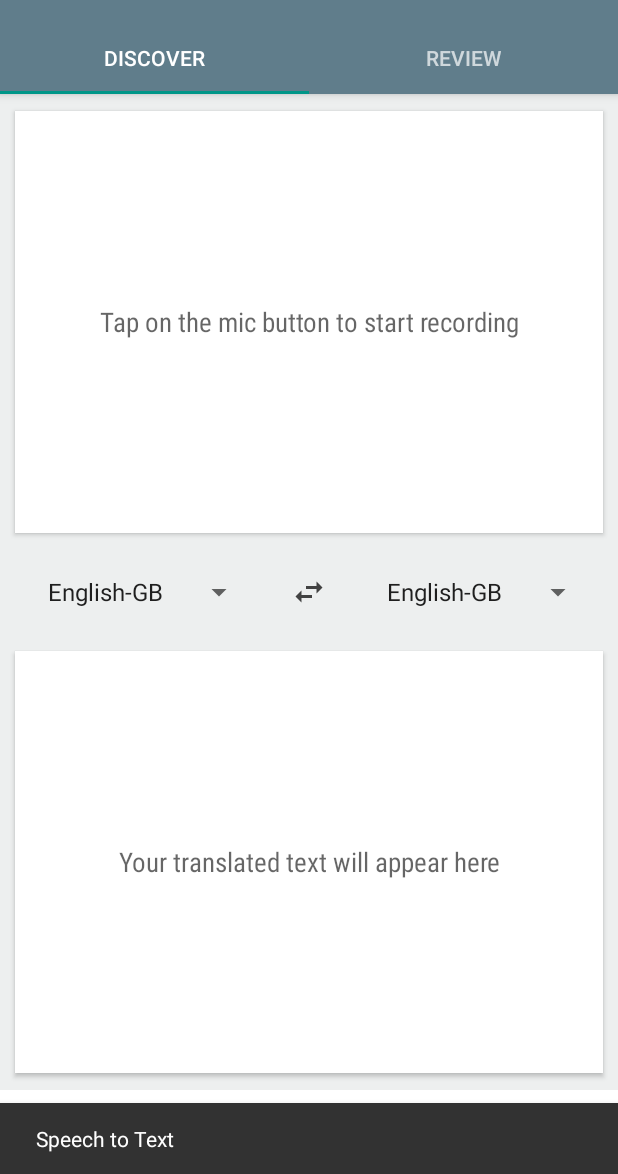
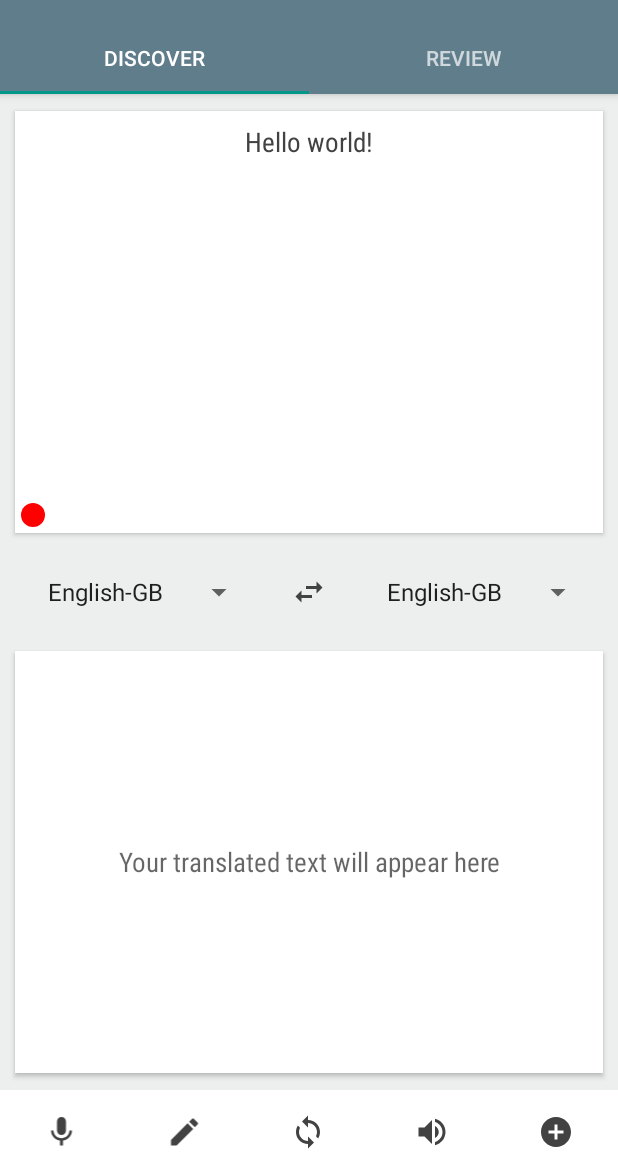
Before and after one commit to TheBoyMoe/translate-this-demo, an Android app: the screen it shows after launch (MainActivity), after a tap on an icon or button, on a phone screen of 412 x 824 dp, the part 62-1236 px from its top. Run offline under Robolectric (Android 15) with nearby library versions, the phone set to English and light mode, and no system bars; our stand-ins replace Timber; libraries missing offline, so code that uses them is left out: com.facebook.stetho, com.microsoft.projectoxford; 2 statements that could not run were skipped.

Commit message:
update discover ui to show 'record light'. update presenter/view to update record icon and original text fields

```diff
--- a/app/src/main/AndroidManifest.xml
+++ b/app/src/main/AndroidManifest.xml
@@ -2,6 +2,9 @@
 <manifest xmlns:android="http://schemas.android.com/apk/res/android"
           xmlns:tools="http://schemas.android.com/tools"
           package="com.example.translatethis">
+
+    <uses-permission android:name="android.permission.ACCESS_NETWORK_STATE"/>
+    <uses-permission android:name="android.permission.INTERNET"/>
 
     <application
         android:allowBackup="true"
--- a/app/src/main/java/com/example/translatethis/main/MainActivity.java
+++ b/app/src/main/java/com/example/translatethis/main/MainActivity.java
@@ -21,7 +21,8 @@ public class MainActivity extends AppCompatActivity implements
     // impl of DiscoverFragment contract
     @Override
     public void showDiscoverMessage(String message) {
-        Utils.showSnackbar(mLayout, message);
+        // Utils.showSnackbar(mLayout, message);
+        Utils.showToast(this, message);
     }
 
     // impl ReviewFragment contract
--- a/app/src/main/java/com/example/translatethis/main/discover/MainMVP.java
+++ b/app/src/main/java/com/example/translatethis/main/discover/MainMVP.java
@@ -13,11 +13,17 @@ public interface MainMVP {
         Context getAppContext();
         Context getActivityContext();
         void showMessage(String message);
+        void updateResultTextField(String update);
+        void updateTranslatedTextField(String result);
+        void recordingStarted();
+        void recordingComplete();
+        void isClientConnected(boolean result);
     }
 
     // implemented by the Presenter, available to the View
     interface ProvidedPresenterOps {
         void recordSpeech();
+        // void onCompletion();
         void editResult();
         void translateResult();
         void playResult(String filePath);
--- a/app/src/main/java/com/example/translatethis/main/discover/presenter/DiscoverPresenter.java
+++ b/app/src/main/java/com/example/translatethis/main/discover/presenter/DiscoverPresenter.java
@@ -4,18 +4,32 @@ package com.example.translatethis.main.discover.presenter;
 import android.content.Context;
 
 import com.example.translatethis.common.Constants;
+import com.example.translatethis.common.Utils;
 import com.example.translatethis.main.discover.MainMVP;
 import com.example.translatethis.model.Item;
+import com.microsoft.projectoxford.speechrecognition.ISpeechRecognitionServerEvents;
+import com.microsoft.projectoxford.speechrecognition.MicrophoneRecognitionClient;
+import com.microsoft.projectoxford.speechrecognition.RecognitionResult;
+import com.microsoft.projectoxford.speechrecognition.SpeechRecognitionMode;
 
 import java.lang.ref.WeakReference;
 
 import timber.log.Timber;
 
-public class DiscoverPresenter implements MainMVP.ProvidedPresenterOps, MainMVP.RequiredPresenterOps{
+public class DiscoverPresenter implements
+        MainMVP.ProvidedPresenterOps,
+        MainMVP.RequiredPresenterOps,
+        ISpeechRecognitionServerEvents {
 
     // cache references to the Presenter and Model
     private WeakReference<MainMVP.RequiredViewOps> mView;
     private MainMVP.ProvidedModelOps mModel;
+
+    private MicrophoneRecognitionClient mClient = null;
+    private SpeechRecognitionMode mSpeechMode = SpeechRecognitionMode.ShortPhrase;
+    private String mLanguageCode = Constants.LANGUAGE_CODES[0]; // default English-GB
+    private String mKey = Constants.PRIMARY_SUBSCRIPTION_KEY;
+    private boolean mHasStartedRecording;
 
     // constructor
     public DiscoverPresenter(MainMVP.RequiredViewOps view) {
@@ -37,8 +51,12 @@ public class DiscoverPresenter implements MainMVP.ProvidedPresenterOps, MainMVP.
     // impl contract methods
     @Override
     public void recordSpeech() {
-        // TODO
-        getView().showMessage("Speech to Text");
+        if (Utils.isClientConnected(getActivityContext())) {
+            getView().updateResultTextField("Hello world!");
+            getView().recordingStarted();
+        } else {
+            getView().isClientConnected(false);
+        }
     }
 
     @Override
@@ -99,6 +117,32 @@ public class DiscoverPresenter implements MainMVP.ProvidedPresenterOps, MainMVP.
             return null;
         }
     }
+
+    // impl of MS Speech Recognition Service
+    @Override
+    public void onPartialResponseReceived(String s) {
+
+    }
+
+    @Override
+    public void onFinalResponseReceived(RecognitionResult recognitionResult) {
+
+    }
+
+    @Override
+    public void onIntentReceived(String s) {
+
+    }
+
+    @Override
+    public void onError(int i, String s) {
+
+    }
+
+    @Override
+    public void onAudioEvent(boolean b) {
+
+    }
     // END
 
 
--- a/app/src/main/java/com/example/translatethis/main/discover/view/DiscoverFragment.java
+++ b/app/src/main/java/com/example/translatethis/main/discover/view/DiscoverFragment.java
@@ -6,6 +6,8 @@ import android.support.annotation.Nullable;
 import android.view.LayoutInflater;
 import android.view.View;
 import android.view.ViewGroup;
+import android.widget.ImageView;
+import android.widget.Spinner;
 import android.widget.TextView;
 
 import com.example.translatethis.R;
@@ -34,6 +36,35 @@ public class DiscoverFragment extends ContractFragment<DiscoverFragment.Contract
     public void showMessage(String message) {
         getContract().showDiscoverMessage(message);
     }
+
+    @Override
+    public void updateResultTextField(String update) {
+        mOriginalText.setText(update);
+    }
+
+    @Override
+    public void updateTranslatedTextField(String result) {
+
+    }
+
+    @Override
+    public void recordingStarted() {
+        mRecordIcon.setImageResource(R.drawable.ic_record_busy);
+    }
+
+    @Override
+    public void recordingComplete() {
+        mRecordIcon.setImageResource(R.drawable.ic_record_dark);
+    }
+
+    @Override
+    public void isClientConnected(boolean result) {
+        if (!result) {
+            getContract().showDiscoverMessage(getString(R.string.network_error_message));
+        }
+    }
+
+
     // END
 
     public interface Contract {
@@ -44,6 +75,10 @@ public class DiscoverFragment extends ContractFragment<DiscoverFragment.Contract
     private MainMVP.ProvidedPresenterOps mPresenter;
     private TextView mOriginalText;
     private TextView mTranslatedText;
+    private Spinner mFromSpinner;
+    private Spinner mToSpinner;
+    private ImageView mRecordIcon;
+
 
     protected StateMaintainer mStateMaintainer;
 
@@ -96,6 +131,7 @@ public class DiscoverFragment extends ContractFragment<DiscoverFragment.Contract
     private void initView(View view) {
         mOriginalText = (TextView) view.findViewById(R.id.text_original);
         mTranslatedText = (TextView) view.findViewById(R.id.text_translation);
+        mRecordIcon = (ImageView) view.findViewById(R.id.recording_icon);
         // TODO setup spinner's
     }
 
--- /dev/null
+++ b/app/src/main/res/drawable/ic_record_busy.xml
@@ -0,0 +1,9 @@
+<vector xmlns:android="http://schemas.android.com/apk/res/android"
+        android:width="24dp"
+        android:height="24dp"
+        android:viewportWidth="24.0"
+        android:viewportHeight="24.0">
+    <path
+        android:pathData="M12,12m-8,0a8,8 0,1 1,16 0a8,8 0,1 1,-16 0"
+        android:fillColor="#FFFF0000"/>
+</vector>
--- /dev/null
+++ b/app/src/main/res/drawable/ic_record_dark.xml
@@ -0,0 +1,9 @@
+<vector xmlns:android="http://schemas.android.com/apk/res/android"
+        android:width="24dp"
+        android:height="24dp"
+        android:viewportWidth="24.0"
+        android:viewportHeight="24.0">
+    <path
+        android:pathData="M12,12m-8,0a8,8 0,1 1,16 0a8,8 0,1 1,-16 0"
+        android:fillColor="#FF424242"/>
+</vector>
--- a/app/src/main/res/layout/content_discover.xml
+++ b/app/src/main/res/layout/content_discover.xml
@@ -15,6 +15,7 @@
         android:layout_weight="1"
         tools:ignore="UselessParent">
 
+
         <!-- From text -->
         <android.support.v7.widget.CardView
             style="@style/CardViewStyle"
@@ -22,11 +23,34 @@
             app:cardCornerRadius="@dimen/corner_radius"
             tools:ignore="UnusedAttribute">
 
-            <EditText
-                android:id="@+id/text_original"
-                android:hint="@string/original_text_field_hint"
-                style="@style/TextStyle.DiscoverTextViewStyle.EditText"
-                />
+            <RelativeLayout
+                android:layout_width="match_parent"
+                android:layout_height="match_parent">
+
+                <ScrollView
+                    android:paddingTop="@dimen/small"
+                    android:paddingBottom="@dimen/small"
+                    android:layout_width="match_parent"
+                    android:layout_height="match_parent">
+
+                    <EditText
+                        android:id="@+id/text_original"
+                        android:hint="@string/original_text_hint"
+                        style="@style/TextStyle.DiscoverTextViewStyle.EditText"
+                        />
+
+                </ScrollView>
+
+                <ImageView
+                    android:id="@+id/recording_icon"
+                    android:layout_alignParentBottom="true"
+                    android:src="@drawable/ic_record_dark"
+                    android:layout_width="wrap_content"
+                    android:layout_height="wrap_content"
+                    tools:ignore="ContentDescription"/>
+
+
+            </RelativeLayout>
 
         </android.support.v7.widget.CardView>
 
--- a/app/src/main/res/values/strings.xml
+++ b/app/src/main/res/values/strings.xml
@@ -11,7 +11,8 @@
     <string name="menu_title_translate">Translate</string>
     <string name="menu_title_record">Record</string>
     <string name="translated_text_hint">Your translated text will appear here</string>
-    <string name="original_text_field_hint">Tap on the mic button to start recording</string>
+    <string name="original_text_hint">Tap on the mic button to start recording</string>
+    <string name="network_error_message">Network error, check connection</string>
 
     <string-array name="speech_mode">
         <item>Short phrase</item>
--- a/gradle.properties
+++ /dev/null
@@ -1,17 +0,0 @@
-# Project-wide Gradle settings.
-
-# IDE (e.g. Android Studio) users:
-# Gradle settings configured through the IDE *will override*
-# any settings specified in this file.
-
-# For more details on how to configure your build environment visit
-# http://www.gradle.org/docs/current/userguide/build_environment.html
-
-# Specifies the JVM arguments used for the daemon process.
-# The setting is particularly useful for tweaking memory settings.
-org.gradle.jvmargs=-Xmx1536m
-
-# When configured, Gradle will run in incubating parallel mode.
-# This option should only be used with decoupled projects. More details, visit
-# http://www.gradle.org/docs/current/userguide/multi_project_builds.html#sec:decoupled_projects
-# org.gradle.parallel=true
```
Also changed, not shown: 2 other files.
